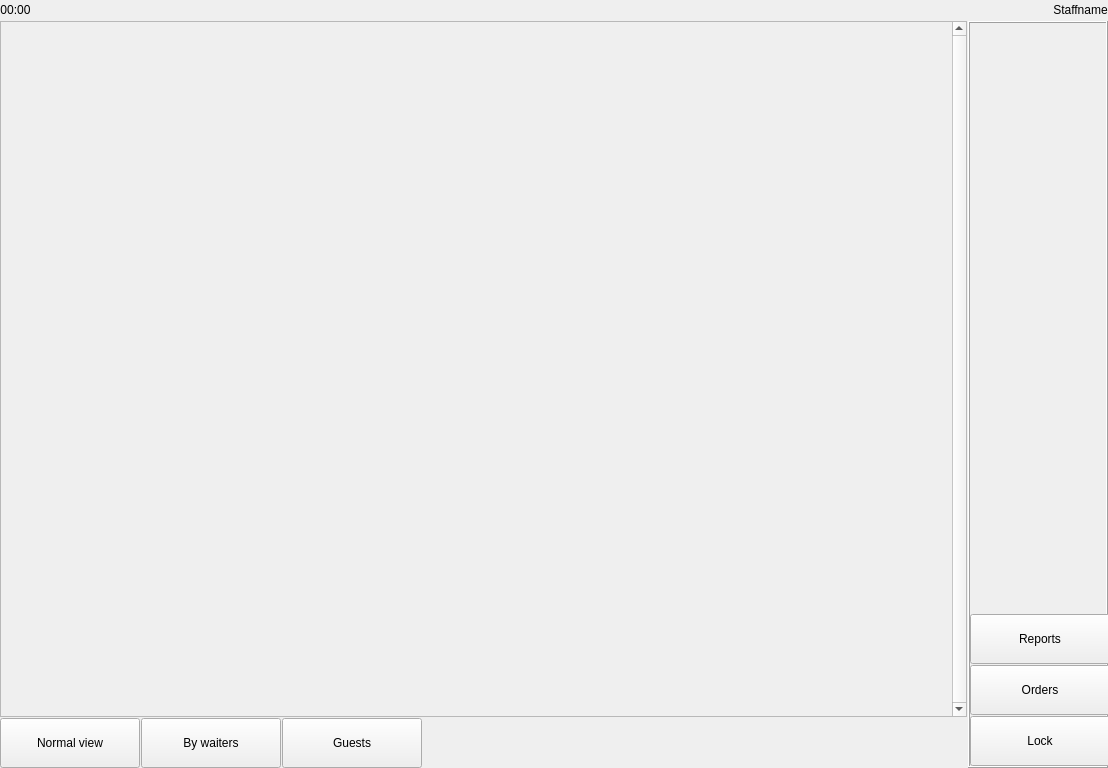
Old version of the form Waiter/dlgface.ui in the repository End1-1/Cafe5.
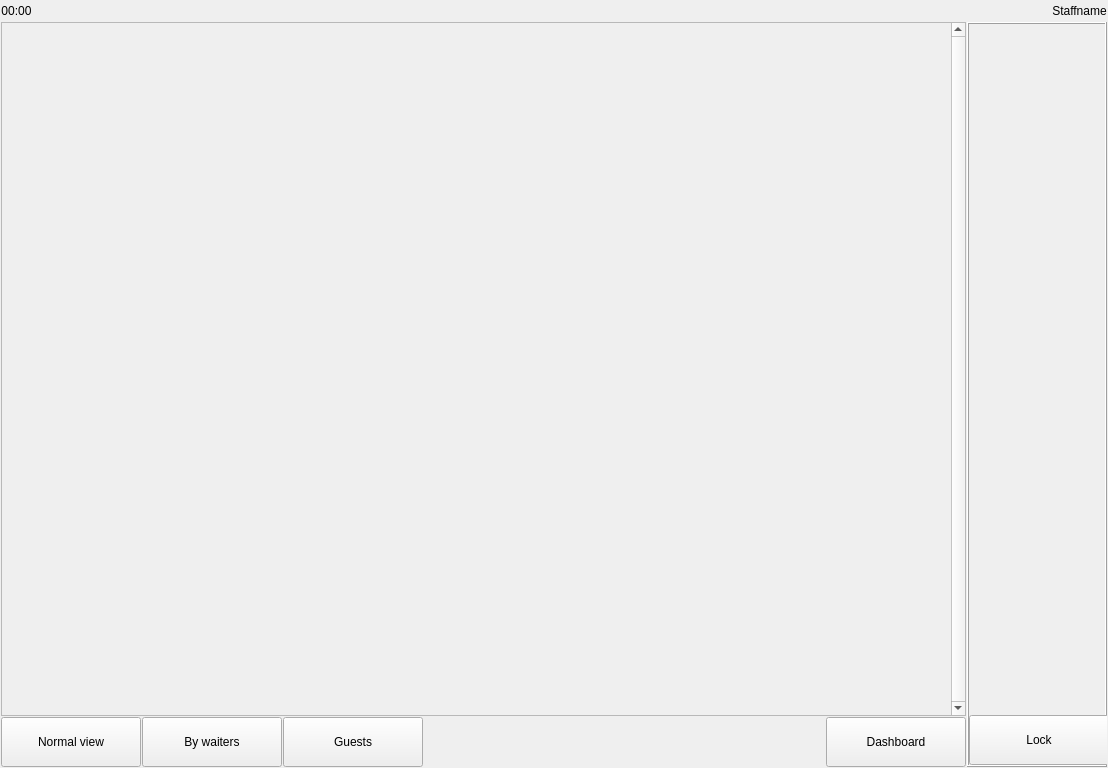
New version of the form. Icons and pictures are not drawn.

Diff of the .ui file:
```diff
--- a/Waiter/dlgface.ui
+++ b/Waiter/dlgface.ui
@@ -15,16 +15,16 @@
   </property>
   <layout class="QGridLayout" name="gridLayout">
    <property name="leftMargin">
-    <number>0</number>
+    <number>1</number>
    </property>
    <property name="topMargin">
-    <number>0</number>
+    <number>1</number>
    </property>
    <property name="rightMargin">
-    <number>0</number>
+    <number>1</number>
    </property>
    <property name="bottomMargin">
-    <number>0</number>
+    <number>1</number>
    </property>
    <property name="spacing">
     <number>1</number>
@@ -85,56 +85,6 @@
         </property>
        </spacer>
       </item>
-      <item>
-       <widget class="QToolButton" name="btnReports">
-        <property name="minimumSize">
-         <size>
-          <width>140</width>
-          <height>50</height>
-         </size>
-        </property>
-        <property name="maximumSize">
-         <size>
-          <width>16777215</width>
-          <height>50</height>
-         </size>
-        </property>
-        <property name="text">
-         <string>Reports</string>
-        </property>
-        <property name="iconSize">
-         <size>
-          <width>32</width>
-          <height>32</height>
-         </size>
-        </property>
-       </widget>
-      </item>
-      <item>
-       <widget class="QToolButton" name="btnOrders">
-        <property name="minimumSize">
-         <size>
-          <width>140</width>
-          <height>50</height>
-         </size>
-        </property>
-        <property name="maximumSize">
-         <size>
-          <width>16777215</width>
-          <height>50</height>
-         </size>
-        </property>
-        <property name="text">
-         <string>Orders</string>
-        </property>
-        <property name="iconSize">
-         <size>
-          <width>32</width>
-          <height>32</height>
-         </size>
-        </property>
-       </widget>
-      </item>
       <item>
        <widget class="QToolButton" name="btnExit">
         <property name="minimumSize">
@@ -361,6 +311,31 @@
         </property>
        </spacer>
       </item>
+      <item>
+       <widget class="QToolButton" name="btnDashboard">
+        <property name="minimumSize">
+         <size>
+          <width>140</width>
+          <height>50</height>
+         </size>
+        </property>
+        <property name="maximumSize">
+         <size>
+          <width>16777215</width>
+          <height>50</height>
+         </size>
+        </property>
+        <property name="text">
+         <string>Dashboard</string>
+        </property>
+        <property name="iconSize">
+         <size>
+          <width>32</width>
+          <height>32</height>
+         </size>
+        </property>
+       </widget>
+      </item>
      </layout>
     </widget>
    </item>
```
Left out of the diff: 4 changed lines with no effect on the pictures.
